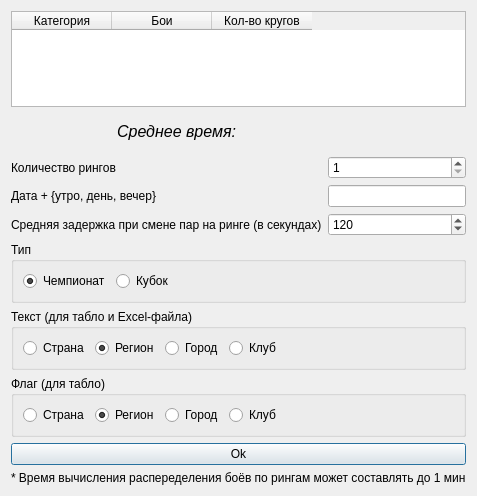
This is TournamentManager/fighting_pairs.ui in BarsukAlexey/xelarogi as Qt 5 draws it before an edit. The edited form follows.
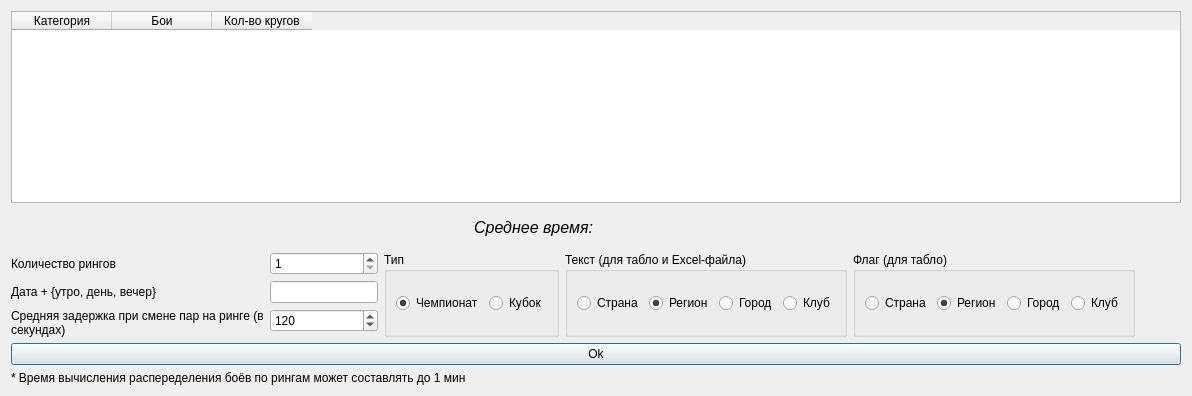
This is the edited form.

```diff
--- a/TournamentManager/fighting_pairs.ui
+++ b/TournamentManager/fighting_pairs.ui
@@ -2,81 +2,74 @@
 <ui version="4.0">
  <class>FightingPairs</class>
  <widget class="QDialog" name="FightingPairs">
-  <property name="geometry">
-   <rect>
-    <x>0</x>
-    <y>0</y>
-    <width>445</width>
-    <height>496</height>
-   </rect>
-  </property>
   <layout class="QGridLayout" name="gridLayout">
-   <item row="0" column="0">
-    <widget class="QTableWidget" name="qTableWidget">
-     <property name="palette">
-      <palette>
-       <active>
-        <colorrole role="Highlight">
-         <brush brushstyle="SolidPattern">
-          <color alpha="255">
-           <red>51</red>
-           <green>153</green>
-           <blue>255</blue>
-          </color>
-         </brush>
-        </colorrole>
-       </active>
-       <inactive>
-        <colorrole role="Highlight">
-         <brush brushstyle="SolidPattern">
-          <color alpha="255">
-           <red>51</red>
-           <green>153</green>
-           <blue>255</blue>
-          </color>
-         </brush>
-        </colorrole>
-       </inactive>
-       <disabled>
-        <colorrole role="Highlight">
-         <brush brushstyle="SolidPattern">
-          <color alpha="255">
-           <red>51</red>
-           <green>153</green>
-           <blue>255</blue>
-          </color>
-         </brush>
-        </colorrole>
-       </disabled>
-      </palette>
+   <item row="4" column="2">
+    <widget class="QGroupBox" name="groupBox">
+     <property name="title">
+      <string>Текст (для табло и Excel-файла)</string>
      </property>
-     <property name="editTriggers">
-      <set>QAbstractItemView::NoEditTriggers</set>
+     <layout class="QHBoxLayout" name="horizontalLayout">
+      <item>
+       <widget class="QRadioButton" name="radioTextCountry">
+        <property name="text">
+         <string>Страна</string>
+        </property>
+       </widget>
+      </item>
+      <item>
+       <widget class="QRadioButton" name="radioTextRegion">
+        <property name="text">
+         <string>Регион</string>
+        </property>
+        <property name="checked">
+         <bool>true</bool>
+        </property>
+       </widget>
+      </item>
+      <item>
+       <widget class="QRadioButton" name="radioTextCity">
+        <property name="text">
+         <string>Город</string>
+        </property>
+       </widget>
+      </item>
+      <item>
+       <widget class="QRadioButton" name="radioTextClub">
+        <property name="text">
+         <string>Клуб</string>
+        </property>
+       </widget>
+      </item>
+     </layout>
+    </widget>
+   </item>
+   <item row="4" column="1">
+    <widget class="QGroupBox" name="groupBox_3">
+     <property name="title">
+      <string>Тип</string>
      </property>
-     <property name="selectionMode">
-      <enum>QAbstractItemView::MultiSelection</enum>
-     </property>
-     <property name="selectionBehavior">
-      <enum>QAbstractItemView::SelectRows</enum>
-     </property>
-     <column>
-      <property name="text">
-       <string>Категория</string>
-      </property>
-     </column>
-     <column>
-      <property name="text">
-       <string>Бои</string>
-      </property>
-     </column>
-     <column>
-      <property name="text">
-       <string>Кол-во кругов</string>
-      </property>
-     </column>
+     <layout class="QHBoxLayout" name="horizontalLayout_3">
+      <item>
+       <widget class="QRadioButton" name="radioButtonChampionship">
+        <property name="text">
+         <string>Чемпионат</string>
+        </property>
+        <property name="checked">
+         <bool>true</bool>
+        </property>
+       </widget>
+      </item>
+      <item>
+       <widget class="QRadioButton" name="radioButtonCube">
+        <property name="text">
+         <string>Кубок</string>
+        </property>
+       </widget>
+      </item>
+     </layout>
     </widget>
    </item>
-   <item row="3" column="0">
+   <item row="4" column="0">
     <layout class="QFormLayout" name="formLayout">
      <item row="0" column="0">
       <widget class="QLabel" name="label">
@@ -110,6 +103,9 @@
        <property name="text">
         <string>Средняя задержка при смене пар на ринге (в секундах)</string>
        </property>
+       <property name="wordWrap">
+        <bool>true</bool>
+       </property>
       </widget>
      </item>
      <item row="2" column="1">
@@ -124,113 +120,7 @@
      </item>
     </layout>
    </item>
-   <item row="7" column="0">
-    <widget class="QPushButton" name="qPushButton">
-     <property name="text">
-      <string>Ok</string>
-     </property>
-    </widget>
-   </item>
-   <item row="8" column="0">
-    <widget class="QLabel" name="label_4">
-     <property name="text">
-      <string>* Время вычисления распеределения боёв по рингам может составлять до 1 мин</string>
-     </property>
-    </widget>
-   </item>
-   <item row="5" column="0">
-    <widget class="QGroupBox" name="groupBox">
-     <property name="title">
-      <string>Текст (для табло и Excel-файла)</string>
-     </property>
-     <layout class="QHBoxLayout" name="horizontalLayout">
-      <item>
-       <widget class="QRadioButton" name="radioTextCountry">
-        <property name="text">
-         <string>Страна</string>
-        </property>
-       </widget>
-      </item>
-      <item>
-       <widget class="QRadioButton" name="radioTextRegion">
-        <property name="text">
-         <string>Регион</string>
-        </property>
-        <property name="checked">
-         <bool>true</bool>
-        </property>
-       </widget>
-      </item>
-      <item>
-       <widget class="QRadioButton" name="radioTextCity">
-        <property name="text">
-         <string>Город</string>
-        </property>
-       </widget>
-      </item>
-      <item>
-       <widget class="QRadioButton" name="radioTextClub">
-        <property name="text">
-         <string>Клуб</string>
-        </property>
-       </widget>
-      </item>
-      <item>
-       <spacer name="horizontalSpacer">
-        <property name="orientation">
-         <enum>Qt::Horizontal</enum>
-        </property>
-        <property name="sizeHint" stdset="0">
-         <size>
-          <width>40</width>
-          <height>20</height>
-         </size>
-        </property>
-       </spacer>
-      </item>
-     </layout>
-    </widget>
-   </item>
-   <item row="4" column="0">
-    <widget class="QGroupBox" name="groupBox_3">
-     <property name="title">
-      <string>Тип</string>
-     </property>
-     <layout class="QHBoxLayout" name="horizontalLayout_3">
-      <item>
-       <widget class="QRadioButton" name="radioButtonChampionship">
-        <property name="text">
-         <string>Чемпионат</string>
-        </property>
-        <property name="checked">
-         <bool>true</bool>
-        </property>
-       </widget>
-      </item>
-      <item>
-       <widget class="QRadioButton" name="radioButtonCube">
-        <property name="text">
-         <string>Кубок</string>
-        </property>
-       </widget>
-      </item>
-      <item>
-       <spacer name="horizontalSpacer_3">
-        <property name="orientation">
-         <enum>Qt::Horizontal</enum>
-        </property>
-        <property name="sizeHint" stdset="0">
-         <size>
-          <width>40</width>
-          <height>20</height>
-         </size>
-        </property>
-       </spacer>
-      </item>
-     </layout>
-    </widget>
-   </item>
-   <item row="6" column="0">
+   <item row="4" column="3">
     <widget class="QGroupBox" name="groupBox_2">
      <property name="title">
       <string>Флаг (для табло)</string>
@@ -267,23 +157,102 @@
         </property>
        </widget>
       </item>
-      <item>
-       <spacer name="horizontalSpacer_2">
-        <property name="orientation">
-         <enum>Qt::Horizontal</enum>
-        </property>
-        <property name="sizeHint" stdset="0">
-         <size>
-          <width>40</width>
-          <height>20</height>
-         </size>
-        </property>
-       </spacer>
-      </item>
      </layout>
     </widget>
    </item>
-   <item row="2" column="0">
+   <item row="4" column="4">
+    <spacer name="horizontalSpacer_2">
+     <property name="orientation">
+      <enum>Qt::Horizontal</enum>
+     </property>
+     <property name="sizeHint" stdset="0">
+      <size>
+       <width>40</width>
+       <height>20</height>
+      </size>
+     </property>
+    </spacer>
+   </item>
+   <item row="0" column="0" colspan="5">
+    <widget class="QTableWidget" name="qTableWidget">
+     <property name="palette">
+      <palette>
+       <active>
+        <colorrole role="Highlight">
+         <brush brushstyle="SolidPattern">
+          <color alpha="255">
+           <red>51</red>
+           <green>153</green>
+           <blue>255</blue>
+          </color>
+         </brush>
+        </colorrole>
+       </active>
+       <inactive>
+        <colorrole role="Highlight">
+         <brush brushstyle="SolidPattern">
+          <color alpha="255">
+           <red>51</red>
+           <green>153</green>
+           <blue>255</blue>
+          </color>
+         </brush>
+        </colorrole>
+       </inactive>
+       <disabled>
+        <colorrole role="Highlight">
+         <brush brushstyle="SolidPattern">
+          <color alpha="255">
+           <red>51</red>
+           <green>153</green>
+           <blue>255</blue>
+          </color>
+         </brush>
+        </colorrole>
+       </disabled>
+      </palette>
+     </property>
+     <property name="editTriggers">
+      <set>QAbstractItemView::NoEditTriggers</set>
+     </property>
+     <property name="selectionMode">
+      <enum>QAbstractItemView::MultiSelection</enum>
+     </property>
+     <property name="selectionBehavior">
+      <enum>QAbstractItemView::SelectRows</enum>
+     </property>
+     <column>
+      <property name="text">
+       <string>Категория</string>
+      </property>
+     </column>
+     <column>
+      <property name="text">
+       <string>Бои</string>
+      </property>
+     </column>
+     <column>
+      <property name="text">
+       <string>Кол-во кругов</string>
+      </property>
+     </column>
+    </widget>
+   </item>
+   <item row="7" column="0" colspan="5">
+    <widget class="QPushButton" name="qPushButton">
+     <property name="text">
+      <string>Ok</string>
+     </property>
+    </widget>
+   </item>
+   <item row="8" column="0" colspan="5">
+    <widget class="QLabel" name="label_4">
+     <property name="text">
+      <string>* Время вычисления распеределения боёв по рингам может составлять до 1 мин</string>
+     </property>
+    </widget>
+   </item>
+   <item row="2" column="0" colspan="5">
     <widget class="QWidget" name="widget" native="true">
      <layout class="QHBoxLayout" name="horizontalLayout_4">
       <item>
```
